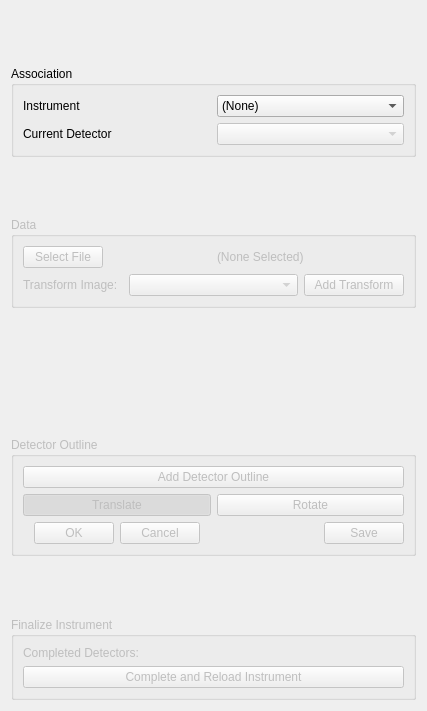
First picture: the form in hexrd/ui/resources/ui/import_data_panel.ui, repository HEXRD/hexrdgui, before the edit.
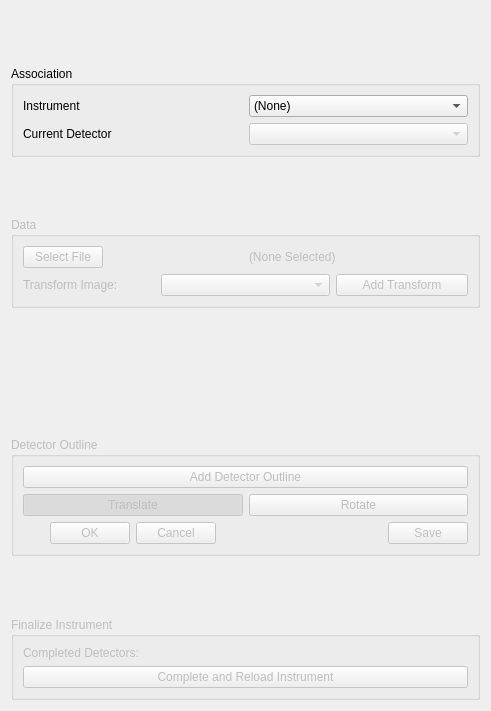
Second picture: the form after the edit.

Commit message: Retrieve default instrument values from hexrd after selection

Diff of the .ui file:
```diff
--- a/hexrd/ui/resources/ui/import_data_panel.ui
+++ b/hexrd/ui/resources/ui/import_data_panel.ui
@@ -6,7 +6,7 @@
    <rect>
     <x>0</x>
     <y>0</y>
-    <width>427</width>
+    <width>491</width>
     <height>711</height>
    </rect>
   </property>
@@ -51,8 +51,13 @@
            <bool>true</bool>
           </property>
           <property name="currentIndex">
-           <number>3</number>
+           <number>0</number>
           </property>
+          <item>
+           <property name="text">
+            <string>(None)</string>
+           </property>
+          </item>
           <item>
            <property name="text">
             <string>TARDIS</string>
@@ -63,16 +68,6 @@
             <string>PXRDIP</string>
            </property>
           </item>
-          <item>
-           <property name="text">
-            <string>BBXRD</string>
-           </property>
-          </item>
-          <item>
-           <property name="text">
-            <string>(None)</string>
-           </property>
-          </item>
          </widget>
         </item>
        </layout>
```
The commit also changes 2 other files.
